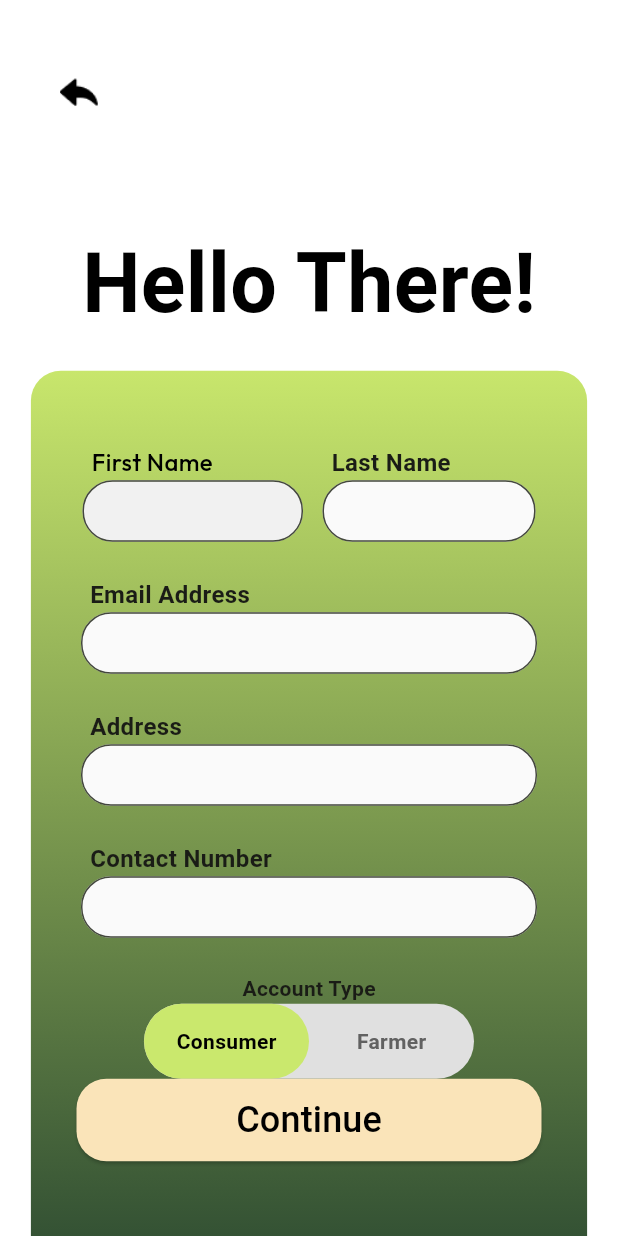
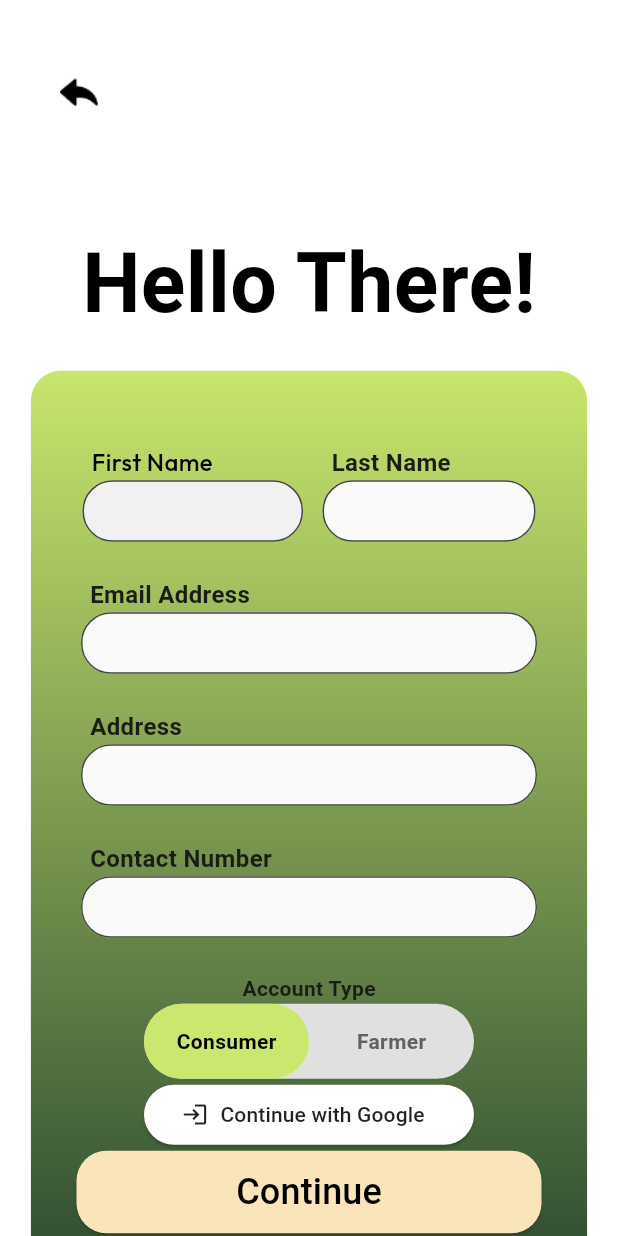
Before and after one commit to NoelSaludo/BukidLink, a Flutter app: the LoginPage screen opened directly, after a tap on "Forgot Password?", after a tap on "Sign Up", on a phone screen of 412 x 824 dp. Run offline on Flutter 3.47's test engine with Material 3 defaults, Android fonts, the phone set to English and light mode, and no system bars; our stand-ins replace cloud_firestore, email_validator, firebase_auth, firebase_core, google_fonts, google_sign_in and 1 more; accounts and stored records are empty.

Commit message:
feat: add Google Sign-In functionality to Login and SignUp pages

```diff
--- a/lib/App.dart
+++ b/lib/App.dart
@@ -15,9 +15,9 @@ class App extends StatelessWidget {
       theme: ThemeData(
         colorScheme: ColorScheme.fromSeed(seedColor: Colors.lightGreen),
       ),
-      //home: const LoginPage(),
-      home:
-          const FarmerStorePage(), // remove this line after testing or to access the farm store page directly
+      home: const LoginPage(),
+      // home:
+      //     const FarmerStorePage(), // remove this line after testing or to access the farm store page directly
       routes: {
         // Add any simple, argument-free routes here
         // '/message': (context) => const MessagePage(),
--- a/lib/Pages/LoginPage.dart
+++ b/lib/Pages/LoginPage.dart
@@ -12,6 +12,7 @@ import 'package:bukidlink/data/UserData.dart';
 import 'package:bukidlink/models/User.dart';
 import 'package:crypto/crypto.dart';
 import 'dart:convert';
+import 'package:bukidlink/services/google_auth.dart';
 
 class LoginPage extends StatefulWidget {
   const LoginPage({super.key});
@@ -38,6 +39,32 @@ class _LoginPageState extends State<LoginPage> {
       setState(() {
         forceErrorText = null;
       });
+    }
+  }
+
+  // Handler for signing in with Google using the existing FirebaseService
+  void handleGoogleSignIn(BuildContext context) async {
+    setState(() => isLoading = true);
+    try {
+      final userCredential = await FirebaseService().signInWithGoogle();
+      if (context.mounted) {
+        setState(() => isLoading = false);
+        if (userCredential != null) {
+          // Proceed to loading / main flow on successful Google sign-in
+          PageNavigator().goTo(context, LoadingPage());
+        } else {
+          ScaffoldMessenger.of(context).showSnackBar(
+            const SnackBar(content: Text('Google sign-in failed')),
+          );
+        }
+      }
+    } catch (e) {
+      if (context.mounted) {
+        setState(() => isLoading = false);
+        ScaffoldMessenger.of(context).showSnackBar(
+          SnackBar(content: Text('Google sign-in error: $e')),
+        );
+      }
     }
   }
 
@@ -117,6 +144,21 @@ class _LoginPageState extends State<LoginPage> {
                     onPressed: () => handleLogin(context),
                     mode: 'Login',
                   ),
+                  const SizedBox(height: 10.0),
+                  // Google Sign-In button
+                  SizedBox(
+                    width: 260,
+                    child: ElevatedButton.icon(
+                      icon: const Icon(Icons.login),
+                      label: const Text('Continue with Google'),
+                      style: ElevatedButton.styleFrom(
+                        backgroundColor: Colors.white,
+                        foregroundColor: Colors.black87,
+                        elevation: 2,
+                      ),
+                      onPressed: () => handleGoogleSignIn(context),
+                    ),
+                  ),
                   GoToSignUp(onPressed: () => goToSignUp(context)),
                   const SizedBox(height: 17.0),
                 ],
--- a/lib/Pages/SignUpPage.dart
+++ b/lib/Pages/SignUpPage.dart
@@ -10,6 +10,8 @@ import 'package:bukidlink/Widgets/SignupandLogin/ContactNumberField.dart';
 import 'package:bukidlink/utils/PageNavigator.dart';
 import 'package:bukidlink/Widgets/CustomBackButton.dart';
 import 'package:bukidlink/Pages/SignUpContinuedPage.dart';
+import 'package:bukidlink/services/google_auth.dart';
+import 'package:bukidlink/Pages/LoadingPage.dart';
 
 class SignUpPage extends StatefulWidget {
   const SignUpPage({super.key});
@@ -42,6 +44,32 @@ class _SignUpPageState extends State<SignUpPage> {
       setState(() {
         forceErrorText = null;
       });
+    }
+  }
+
+  // Handler for Google Sign-In using existing FirebaseService
+  void handleGoogleSignIn(BuildContext context) async {
+    setState(() => isLoading = true);
+    try {
+      final userCredential = await FirebaseService().signInWithGoogle();
+      if (context.mounted) {
+        setState(() => isLoading = false);
+        if (userCredential != null) {
+          // Navigate to loading/main flow on successful sign-in
+          PageNavigator().goTo(context, LoadingPage());
+        } else {
+          ScaffoldMessenger.of(context).showSnackBar(
+            const SnackBar(content: Text('Google sign-in failed')),
+          );
+        }
+      }
+    } catch (e) {
+      if (context.mounted) {
+        setState(() => isLoading = false);
+        ScaffoldMessenger.of(context).showSnackBar(
+          SnackBar(content: Text('Google sign-in error: $e')),
+        );
+      }
     }
   }
 
@@ -249,6 +277,19 @@ class _SignUpPageState extends State<SignUpPage> {
                         ),
                       ),
                       const Spacer(),
+                      // Google Sign-In button
+                      SizedBox(
+                        width: 220,
+                        child: ElevatedButton.icon(
+                          icon: const Icon(Icons.login),
+                          label: const Text('Continue with Google'),
+                          style: ElevatedButton.styleFrom(
+                            backgroundColor: Colors.white,
+                            foregroundColor: Colors.black87,
+                          ),
+                          onPressed: () => handleGoogleSignIn(context),
+                        ),
+                      ),
                       // --- Action button ---
                       LoginorSigninButton(
                         onPressed: () {
```
Also changed, not shown: lib/data/UserData.dart (line endings or trailing spaces), 1 other file.
